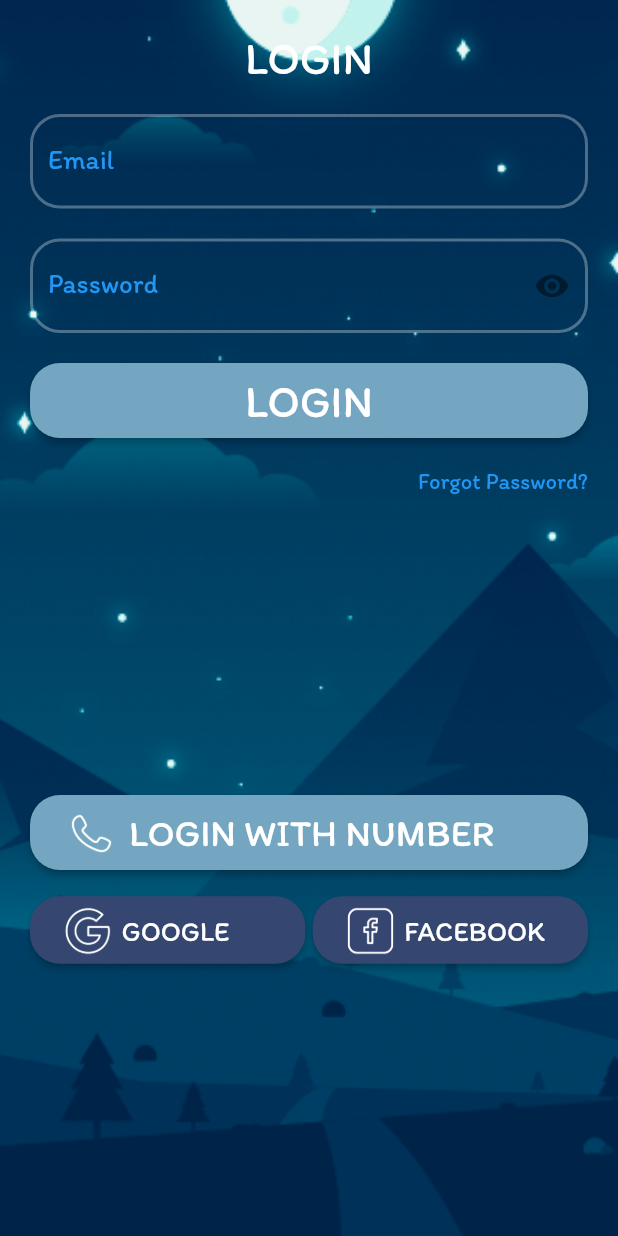
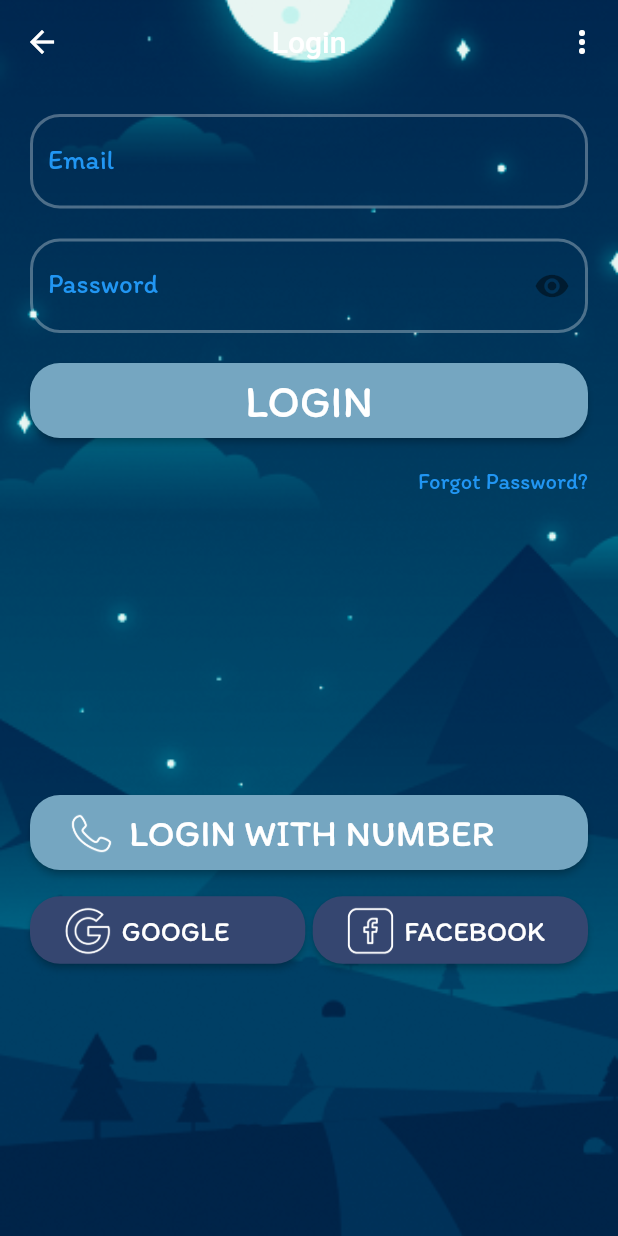
Before and after one commit to anvu1911/EXE201, a Flutter app: the screen it shows after launch, after a tap on "ALREADY HAVE AN ACCOUNT", on a phone screen of 412 x 824 dp. Run offline on Flutter 3.47's test engine with Material 2 defaults, Android fonts, the phone set to English and light mode, and no system bars; our stand-ins replace cloud_firestore, firebase_auth, firebase_core, flutter_local_notifications, shared_preferences, swipeable_button_view; accounts and stored records are empty.

Commit message:
updated top_bar widget, fixed back buttons, changed UI of input fields on login and register pages

```diff
--- a/lib/pages/auth/login_page.dart
+++ b/lib/pages/auth/login_page.dart
@@ -4,6 +4,7 @@ import 'package:exe201/service/auth_service.dart';
 import 'package:exe201/service/database_service.dart';
 import 'package:firebase_auth/firebase_auth.dart';
 import 'package:flutter/material.dart';
+import '../../widgets/top_bar.dart';
 
 import 'package:exe201/widgets/widgets.dart';
 import '../home_page.dart';
@@ -15,7 +16,6 @@ class LoginPage extends StatefulWidget {
 
   @override
   State<LoginPage> createState() => _LoginPageState();
-// _MyAppState createState() => _MyAppState();
 }
 
 class _LoginPageState extends State<LoginPage> {
@@ -44,7 +44,17 @@ class _LoginPageState extends State<LoginPage> {
                     child: CircularProgressIndicator(
                     color: Theme.of(context).primaryColor,
                   ))
-                : Container(
+                : Column(
+                    children: [
+                      TopBar(
+                        showArrow: true,
+                        title: 'Login',
+                        onBackButtonPressed: () {
+                          Navigator.of(context).pop();
+                        },
+                      ),
+                      Expanded(
+                        child: Container(
                           padding: EdgeInsets.fromLTRB(20, 20, 20, 0),
                           constraints: BoxConstraints.expand(),
                           child: SingleChildScrollView(
@@ -53,47 +63,16 @@ class _LoginPageState extends State<LoginPage> {
                               child: Column(
                                 crossAxisAlignment: CrossAxisAlignment.start,
                                 children: [
-                            // Container(
-                            //     decoration: BoxDecoration(shape: BoxShape.circle),
-                            //     child: Image.asset(
-                            //       'assets/images/logo1.1.png',
-                            //       height: 70,
-                            //       width: 70,
-                            //     )),
-                            Container(
-                              alignment: Alignment.center,
-                              child: Text(
-                                "LOGIN",
-                                style: TextStyle(
-                                    color: Colors.white,
-                                    fontSize: 30,
-                                    fontFamily: 'Itim-Regular'),
-                              ),
-                            ),
-                            const SizedBox(height: 20),
                                   Padding(
-                              padding: const EdgeInsets.fromLTRB(0, 0, 0, 20),
-                              // child: TextField(
-                              //   style: TextStyle(fontSize: 18, color: Colors.white),
-                              //   decoration: InputDecoration(
-                              //       labelText: "Username or email",
-                              //       labelStyle: TextStyle(
-                              //           color: Colors.blue,
-                              //           fontSize: 15,
-                              //           fontFamily: 'Itim-Regular')),
-                              // ),
+                                    padding:
+                                        const EdgeInsets.fromLTRB(0, 0, 0, 20),
                                     child: TextFormField(
                                       decoration: textInputDecoration.copyWith(
                                           labelText: "Email",
                                           labelStyle: TextStyle(
                                               color: Colors.blue,
                                               fontSize: 18,
-                                        fontFamily: 'Itim-Regular')
-                                    // prefixIcon: Icon(
-                                    //   Icons.email,
-                                    //   color: Theme.of(context).primaryColor,
-                                    // ),
-                                    ),
+                                              fontFamily: 'Itim-Regular')),
                                       style: const TextStyle(
                                           fontSize: 20, color: Colors.white),
                                       onChanged: (val) {
@@ -112,55 +91,21 @@ class _LoginPageState extends State<LoginPage> {
                                       },
                                     ),
                                   ),
-                            // Padding(
-                            //   padding: const EdgeInsets.fromLTRB(0, 0, 0, 40),
-                            //   child: Stack(
-                            //     alignment: AlignmentDirectional.centerEnd,
-                            //     children: [
-                            //       TextField(
-                            //         style: TextStyle(fontSize: 18, color: Colors.white),
-                            //         obscureText: true,
-                            //         decoration: InputDecoration(
-                            //             labelText: "Password",
-                            //             labelStyle: TextStyle(
-                            //                 color: Colors.blue,
-                            //                 fontSize: 15,
-                            //                 fontFamily: 'Itim-Regular')),
-                            //       ),
-                            //       togglePassword(),
-                            //     ],
-                            //   ),
-                            // ),
                                   Padding(
                                     // width: double.infinity,
-                              padding: const EdgeInsets.fromLTRB(0, 0, 0, 20),
-                              // child: ElevatedButton(
-                              //   onPressed: () {},
-                              //   style: ElevatedButton.styleFrom(
-                              //     primary: Color.fromRGBO(117, 166, 193, 1),
-                              //     minimumSize: Size(250, 40),
-                              //   ),
-                              //   child: Text(
-                              //     "LOG IN",
-                              //     style: TextStyle(
-                              //         color: Colors.white,
-                              //         fontSize: 30,
-                              //         fontFamily: 'Itim-Regular'),
-                              //   ),
-                              // ),
-                              // padding: null,
+                                    padding:
+                                        const EdgeInsets.fromLTRB(0, 0, 0, 20),
                                     child: TextFormField(
                                       obscureText: _obscureText,
                                       decoration: textInputDecoration.copyWith(
+                                          errorStyle: TextStyle(
+                                              fontSize: 16.0,
+                                              color: Colors.yellow.shade300),
                                           labelText: "Password",
                                           labelStyle: const TextStyle(
                                               color: Colors.blue,
                                               fontSize: 18,
                                               fontFamily: 'Itim-Regular'),
-                                    // prefixIcon: Icon(
-                                    //   Icons.lock,
-                                    //   color: Theme.of(context).primaryColor,
-                                    // ),
                                           suffixIcon: GestureDetector(
                                             onTap: () {
                                               setState(() {
@@ -195,12 +140,13 @@ class _LoginPageState extends State<LoginPage> {
                                           login();
                                         },
                                         style: ElevatedButton.styleFrom(
-                                      backgroundColor:
-                                          Color.fromRGBO(117, 166, 193, 1),
+                                            backgroundColor: Color.fromRGBO(
+                                                117, 166, 193, 1),
                                             minimumSize: Size(250, 40),
                                             shape: RoundedRectangleBorder(
                                                 borderRadius:
-                                              BorderRadius.circular(20.0))),
+                                                    BorderRadius.circular(
+                                                        20.0))),
                                         child: Text(
                                           "LOGIN",
                                           style: TextStyle(
@@ -210,7 +156,8 @@ class _LoginPageState extends State<LoginPage> {
                                         ),
                                       )),
                                   Padding(
-                              padding: const EdgeInsets.fromLTRB(0, 20, 0, 0),
+                                    padding:
+                                        const EdgeInsets.fromLTRB(0, 20, 0, 0),
                                     child: Container(
                                         alignment: Alignment.centerRight,
                                         child: const Text(
@@ -222,21 +169,25 @@ class _LoginPageState extends State<LoginPage> {
                                         )),
                                   ),
                                   Padding(
-                                padding:
-                                    const EdgeInsets.fromLTRB(0, 200, 0, 0),
+                                      padding: const EdgeInsets.fromLTRB(
+                                          0, 200, 0, 0),
                                       child: ElevatedButton(
                                           onPressed: () {},
                                           style: ElevatedButton.styleFrom(
-                                        backgroundColor: const Color.fromRGBO(
+                                              backgroundColor:
+                                                  const Color.fromRGBO(
                                                       117, 166, 193, 1),
                                               // minimumSize: Size(250, 40),
                                               shape: RoundedRectangleBorder(
                                                   borderRadius:
-                                                BorderRadius.circular(20.0))),
+                                                      BorderRadius.circular(
+                                                          20.0))),
                                           child: Row(
                                             children: [
-                                        Image.asset('assets/images/phone.png',
-                                            width: 50, height: 50),
+                                              Image.asset(
+                                                  'assets/images/phone.png',
+                                                  width: 50,
+                                                  height: 50),
                                               const Text(
                                                 "LOGIN WITH NUMBER",
                                                 style: TextStyle(
@@ -260,11 +211,12 @@ class _LoginPageState extends State<LoginPage> {
                                               onPressed: () {},
                                               style: ElevatedButton.styleFrom(
                                                   backgroundColor:
-                                                Color.fromRGBO(53, 70, 112, 1),
+                                                      Color.fromRGBO(
+                                                          53, 70, 112, 1),
                                                   shape: RoundedRectangleBorder(
                                                       borderRadius:
-                                                    BorderRadius.circular(20.0))
-                                            // minimumSize: Size(250, 40),
+                                                          BorderRadius.circular(
+                                                              20.0))
                                                   ),
                                               child: Row(
                                                 children: [
@@ -277,36 +229,41 @@ class _LoginPageState extends State<LoginPage> {
                                                     style: TextStyle(
                                                         color: Colors.white,
                                                         fontSize: 18.5,
-                                                  fontFamily: 'Itim-Regular'),
+                                                        fontFamily:
+                                                            'Itim-Regular'),
                                                   )
                                                 ],
                                               )),
                                         ),
                                         SizedBox(
-                                    width: 5, //<-- SEE HERE
+                                          width: 5,
                                         ),
                                         Expanded(
-                                    // padding: const EdgeInsets.fromLTRB(0, 10, 0, 0),
                                           child: ElevatedButton(
                                               onPressed: () {},
                                               style: ElevatedButton.styleFrom(
                                                   backgroundColor:
-                                                Color.fromRGBO(53, 70, 112, 1),
+                                                      Color.fromRGBO(
+                                                          53, 70, 112, 1),
                                                   shape: RoundedRectangleBorder(
                                                       borderRadius:
-                                                    BorderRadius.circular(20.0))
+                                                          BorderRadius.circular(
+                                                              20.0))
                                                   // minimumSize: Size(250, 40),
                                                   ),
                                               child: Row(
                                                 children: [
-                                            Image.asset('assets/images/fb.png',
-                                                width: 45, height: 45),
+                                                  Image.asset(
+                                                      'assets/images/fb.png',
+                                                      width: 45,
+                                                      height: 45),
                                                   Text(
                                                     "FACEBOOK",
                                                     style: TextStyle(
                                                         color: Colors.white,
                                                         fontSize: 18.5,
-                                                  fontFamily: 'Itim-Regular'),
+                                                        fontFamily:
+                                                            'Itim-Regular'),
                                                   )
                                                 ],
                                               )),
@@ -320,9 +277,11 @@ class _LoginPageState extends State<LoginPage> {
                           ),
                         ),
                       ),
+                    ],
                   ),
           ),
-      debugShowCheckedModeBanner: false,
+        ),
+      ),
     );
   }
 
--- a/lib/pages/home_page.dart
+++ b/lib/pages/home_page.dart
@@ -86,6 +86,7 @@ class _HomePageState extends State<HomePage> {
     return Scaffold(
       extendBodyBehindAppBar: true,
       appBar: TopBar(
+        showArrow: false,
         title: 'Alarm',
         onBackButtonPressed: () {
           //no pop in homepage
@@ -137,7 +138,7 @@ class _HomePageState extends State<HomePage> {
                             // text: 'Bedtime\n 10:20 PM',
                             text: 'Bedtime\n ${bedTime.formatOrEmpty(context)}',
                             onPressed: () {},
-                            width: 195,
+                            width: 190,
                             height: 60,
                           ),
                           Positioned(
@@ -168,7 +169,7 @@ class _HomePageState extends State<HomePage> {
                             text:
                                 'Wakeup \n ${wakeTime.formatOrEmpty(context)}',
                             onPressed: () {},
-                            width: 195,
+                            width: 190,
                             height: 60,
                           ),
                           Positioned(
--- a/lib/pages/set_alarm_page.dart
+++ b/lib/pages/set_alarm_page.dart
@@ -102,6 +102,7 @@ class _AddAlarmState extends State<AddAlarm> {
             Column(
               children: [
                 TopBar(
+                  showArrow: true,
                   title: 'Set wake up time',
                   onBackButtonPressed: () {
                     Navigator.of(context).pop();
@@ -280,7 +281,7 @@ class _AddAlarmState extends State<AddAlarm> {
                             children: [
                               LightButton(
                                 text: 'CALCULATE',
-                                width: 180,
+                                width: 170,
                                 height: 50,
                                 onPressed: () {
                                   calculateTimes();
@@ -571,7 +572,7 @@ class _AddAlarmState extends State<AddAlarm> {
 
                               DarkButton(
                                 text: 'SAVE',
-                                width: 180,
+                                width: 170,
                                 height: 50,
                                 onPressed: () {},
                               ),
--- a/lib/pages/start_sleeping_page.dart
+++ b/lib/pages/start_sleeping_page.dart
@@ -55,6 +55,7 @@ class _StartSleepingPageState extends State<StartSleepingPage> {
       home: Scaffold(
         extendBodyBehindAppBar: true,
         appBar: TopBar(
+          showArrow: true,
           title: 'My Screen',
           onBackButtonPressed: () {
             Navigator.pop(context);
--- a/lib/widgets/top_bar.dart
+++ b/lib/widgets/top_bar.dart
@@ -2,10 +2,12 @@ import 'package:flutter/material.dart';
 
 class TopBar extends StatelessWidget implements PreferredSizeWidget {
   final String title;
+  final bool showArrow;
   final Function() onBackButtonPressed;
 
   const TopBar({
     super.key,
+    required this.showArrow,
     required this.title,
     required this.onBackButtonPressed,
   });
@@ -19,7 +21,7 @@ class TopBar extends StatelessWidget implements PreferredSizeWidget {
       backgroundColor: Colors.transparent,
       elevation: 0,
       leading: IconButton(
-        icon: const Icon(Icons.arrow_back),
+        icon: showArrow ? const Icon(Icons.arrow_back) : SizedBox(),
         onPressed: onBackButtonPressed,
       ),
       title: Text(title),
```
Also changed, not shown: lib/pages/auth/registry_page.dart (+17 -103 lines). Lines whose indentation alone changed are shown as unchanged.
